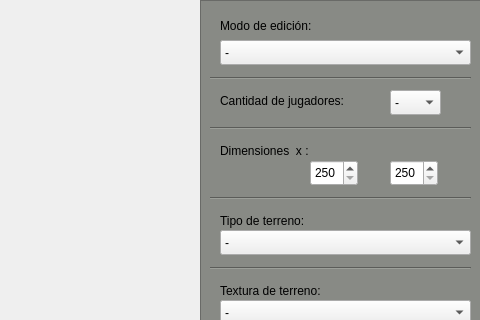
LGhosn/Dune-Taller-de-Programacion-FIUBA, file Editor/DuneMapEditor_ui.ui: the form before one commit; both pictures show x 800 to 1280 and y 0 to 320 of the 1280 by 720 pixel window.
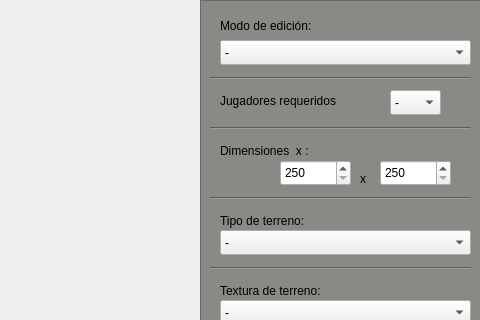
The form after the commit.

What changed in the file:
```diff
--- a/Editor/DuneMapEditor_ui.ui
+++ b/Editor/DuneMapEditor_ui.ui
@@ -117,7 +117,7 @@
      </rect>
     </property>
     <property name="text">
-     <string>Cantidad de jugadores:</string>
+     <string>Jugadores requeridos</string>
     </property>
    </widget>
    <widget class="QComboBox" name="CantPlayersComboBox">
@@ -174,9 +174,9 @@
    <widget class="QSpinBox" name="RowsSpinBox">
     <property name="geometry">
      <rect>
-      <x>1110</x>
+      <x>1080</x>
       <y>160</y>
-      <width>48</width>
+      <width>71</width>
       <height>26</height>
      </rect>
     </property>
@@ -193,9 +193,9 @@
    <widget class="QSpinBox" name="ColumnsSpinBox">
     <property name="geometry">
      <rect>
-      <x>1190</x>
+      <x>1180</x>
       <y>160</y>
-      <width>48</width>
+      <width>71</width>
       <height>26</height>
      </rect>
     </property>
@@ -434,6 +434,19 @@
      <enum>Qt::Horizontal</enum>
     </property>
    </widget>
+   <widget class="QLabel" name="label">
+    <property name="geometry">
+     <rect>
+      <x>1160</x>
+      <y>170</y>
+      <width>16</width>
+      <height>17</height>
+     </rect>
+    </property>
+    <property name="text">
+     <string>x</string>
+    </property>
+   </widget>
   </widget>
  </widget>
  <resources/>
```
Left out of the diff: 10 changed lines with no effect on the pictures.
